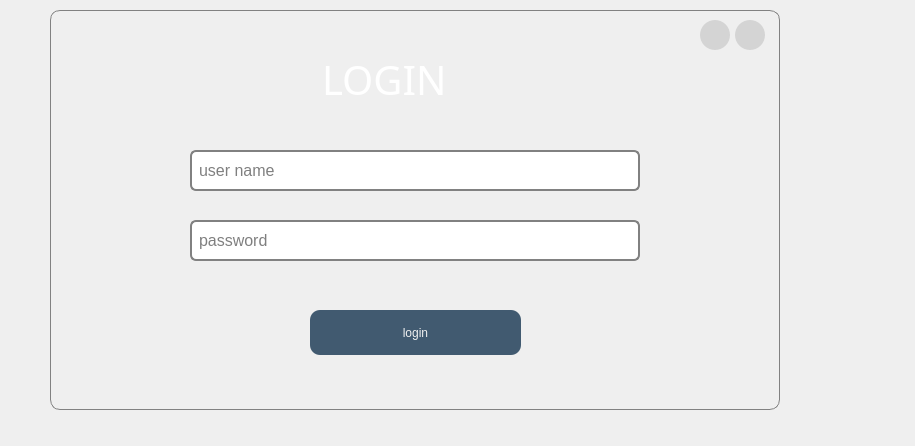
Old version of the form UI/forms/login.ui in the repository yuukun123/ManageStudent.
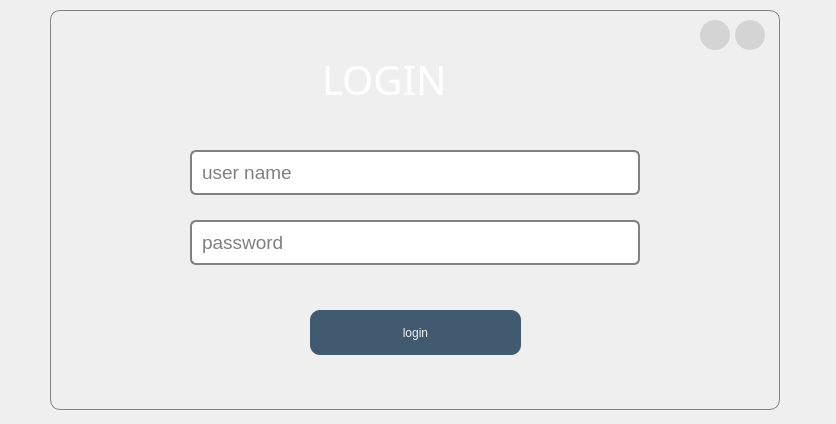
New version of the form. Icons and pictures are not drawn.

```diff
--- a/UI/forms/login.ui
+++ b/UI/forms/login.ui
@@ -6,8 +6,8 @@
    <rect>
     <x>0</x>
     <y>0</y>
-    <width>915</width>
-    <height>446</height>
+    <width>836</width>
+    <height>424</height>
    </rect>
   </property>
   <property name="font">
@@ -71,7 +71,7 @@
        <x>140</x>
        <y>210</y>
        <width>450</width>
-       <height>41</height>
+       <height>45</height>
       </rect>
      </property>
      <property name="styleSheet">
@@ -79,11 +79,11 @@
     background-color: rgba(255, 255, 255, 255); /* màu trắng, không trong suốt */
     color: black;
     border: 2px solid rgb(129, 129, 129);
-	padding: 4px 5px;
+	padding: 6px 8px;
 	border-radius:6px;
 
 	color: black;  /* màu placeholder */
-	font-size: 16px;
+	font-size: 19px;
 }
 
 #password::hover {
@@ -142,7 +142,7 @@
        <x>140</x>
        <y>140</y>
        <width>450</width>
-       <height>41</height>
+       <height>45</height>
       </rect>
      </property>
      <property name="styleSheet">
@@ -150,11 +150,11 @@
     background-color: rgba(255, 255, 255, 255); /* màu trắng, không trong suốt */
     color: black;
     border: 2px solid rgb(129, 129, 129);
-	padding: 4px 5px;
+	padding: 6px 8px;
 	border-radius:6px;
 
 	color: black;  /* màu placeholder */
-    font-size: 16px;
+	font-size: 19px;
 }
 
 #userName::hover {
```
